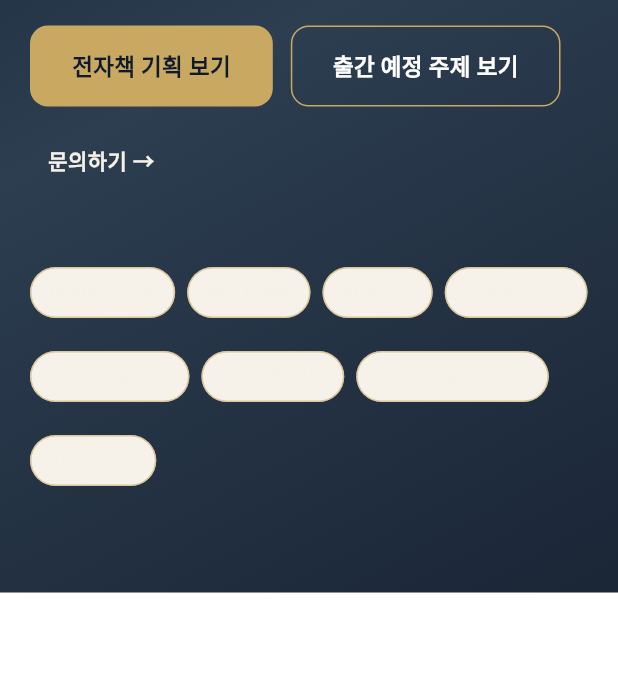
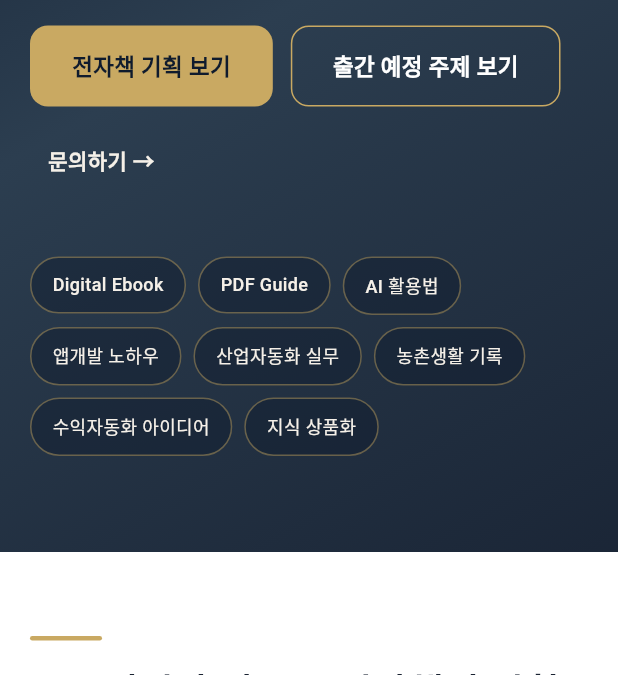
Before and after one commit to jtjeon73-hue/SotongEbookPromo, a Flutter app: the screen it shows after launch, on a phone screen of 412 x 824 dp, the part 561-1236 px from its top. Run offline on Flutter 3.47's test engine with Material 3 defaults, Android fonts, the phone set to English and light mode, and no system bars.

Commit message:
Hero 배지 8개 텍스트가 보이지 않던 문제 수정
Chip 테마 충돌로 흰 배경에 베이지 글자가 겹쳐 보이지 않아
_HeroBadge 커스텀 위젯으로 교체했습니다.

```diff
--- a/lib/widgets/hero_section.dart
+++ b/lib/widgets/hero_section.dart
@@ -116,21 +116,7 @@ class HeroSection extends StatelessWidget {
                       spacing: 8,
                       runSpacing: 8,
                       children: badges
-                          .map(
-                            (badge) => Chip(
-                              label: Text(badge),
-                              backgroundColor: PromoColors.white.withValues(
-                                alpha: 0.1,
-                              ),
-                              side: BorderSide(
-                                color: PromoColors.gold.withValues(alpha: 0.35),
-                              ),
-                              labelStyle: const TextStyle(
-                                color: PromoColors.beige,
-                                fontSize: 12,
-                              ),
-                            ),
-                          )
+                          .map((badge) => _HeroBadge(label: badge))
                           .toList(),
                     ),
                   ],
@@ -163,3 +149,29 @@ class HeroSection extends StatelessWidget {
     );
   }
 }
+
+class _HeroBadge extends StatelessWidget {
+  const _HeroBadge({required this.label});
+
+  final String label;
+
+  @override
+  Widget build(BuildContext context) {
+    return Container(
+      padding: const EdgeInsets.symmetric(horizontal: 14, vertical: 8),
+      decoration: BoxDecoration(
+        color: PromoColors.deepNavy.withValues(alpha: 0.45),
+        borderRadius: BorderRadius.circular(20),
+        border: Border.all(color: PromoColors.gold.withValues(alpha: 0.45)),
+      ),
+      child: Text(
+        label,
+        style: const TextStyle(
+          color: PromoColors.beige,
+          fontSize: 12,
+          fontWeight: FontWeight.w500,
+        ),
+      ),
+    );
+  }
+}
```
